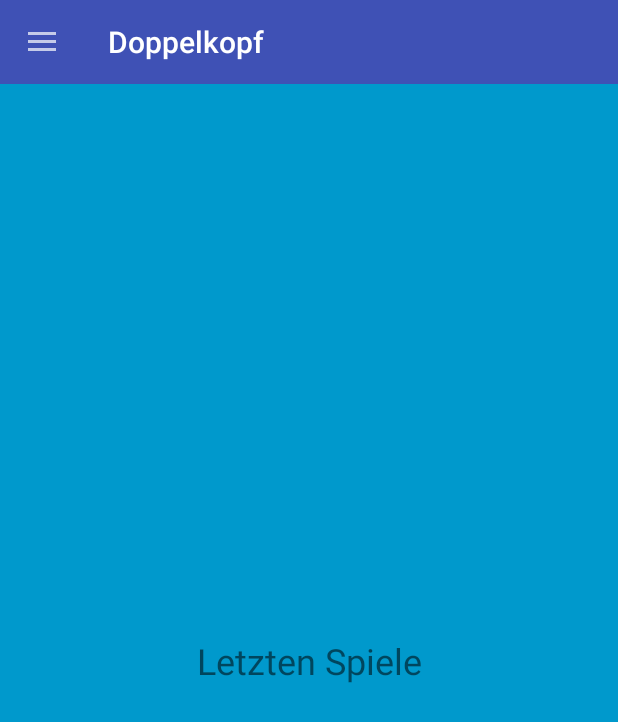
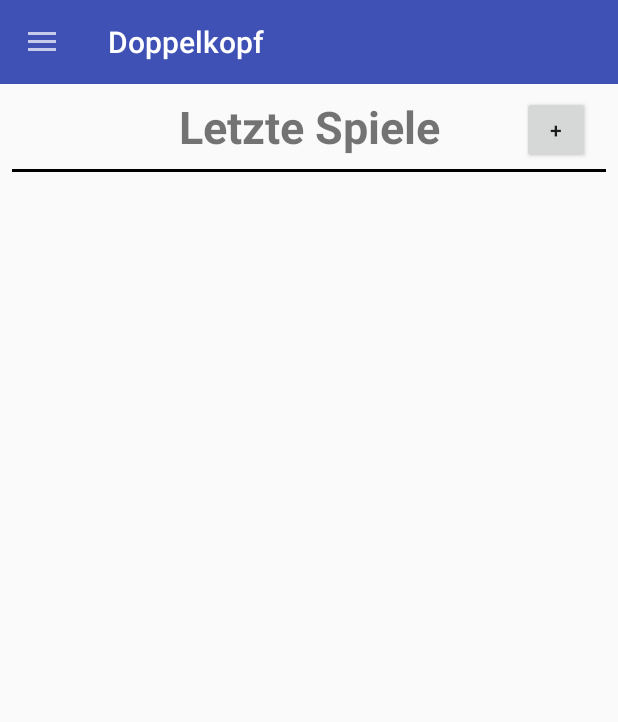
Before and after one commit to fabianshensel/Wusolo, an Android app: the screen it shows after launch (MainActivity), in the side drawer, after a tap on "Letzten Spiele", on a phone screen of 412 x 824 dp. Shown: the top 722 px of the screen. Run offline under Robolectric (Android 15) with nearby library versions, the phone set to English and light mode, and no system bars.

Commit message:
Es können Spiele angelegt werden diese werden auch persistent in JSON gespeichert

```diff
--- a/app/src/main/java/com/example/fabia/doppelkopfnew/AddPlayerActivity.java
+++ b/app/src/main/java/com/example/fabia/doppelkopfnew/AddPlayerActivity.java
@@ -103,11 +103,11 @@ public class AddPlayerActivity extends AppCompatActivity {
             public void onClick(View view) {
                 String name = nameText.getText().toString();
                 if(name.isEmpty()){
-                    Toast.makeText(AddPlayerActivity.this, "You need to specify a Name!",Toast.LENGTH_LONG).show();
+                    Toast.makeText(AddPlayerActivity.this, "Bitte Namen eingaben",Toast.LENGTH_LONG).show();
                     return;
                 }
                 if(playerController.isInList(name)){
-                    Toast.makeText(AddPlayerActivity.this, "Player already exist, choose a different Name!",Toast.LENGTH_LONG).show();
+                    Toast.makeText(AddPlayerActivity.this, "Es gibt bereits einen Spieler mit diesem Namen",Toast.LENGTH_LONG).show();
                     return;
                 }
 
--- a/app/src/main/java/com/example/fabia/doppelkopfnew/MainActivity.java
+++ b/app/src/main/java/com/example/fabia/doppelkopfnew/MainActivity.java
@@ -74,10 +74,10 @@ public class MainActivity extends AppCompatActivity {
             case R.id.nav_profiles:
                 //Fragment init und per Manager laden
                 PlayersFragment pFrag = new PlayersFragment();
+                pFrag.setContext(this);
                 getSupportFragmentManager().beginTransaction().replace(R.id.myFrameLayout,pFrag).commit();
                 //Damit es schön aussieht den MenuDrawer schließen
                 mDrawerLayout.closeDrawers();
-                pFrag.setContext(this);
                 break;
 
             case R.id.nav_lastgame:
@@ -86,7 +86,9 @@ public class MainActivity extends AppCompatActivity {
                 break;
 
             case R.id.nav_games_history:
-                getSupportFragmentManager().beginTransaction().replace(R.id.myFrameLayout,new GameListFragment()).commit();
+                GameListFragment gameFrag = new GameListFragment();
+                gameFrag.setContext(this);
+                getSupportFragmentManager().beginTransaction().replace(R.id.myFrameLayout,gameFrag).commit();
                 mDrawerLayout.closeDrawers();
                 break;
 
--- a/app/src/main/java/com/example/fabia/doppelkopfnew/Player.java
+++ b/app/src/main/java/com/example/fabia/doppelkopfnew/Player.java
@@ -11,6 +11,12 @@ public class Player implements Parcelable {
     private PlayerStats stats;
     private String imagepath;
 
+
+    //benötigt um bei SpielerAuswahl im Spinner bei Gameerstellung den Namen anzuuzeigen
+    @Override
+    public String toString() {
+        return this.name;
+    }
 
     public Player(String name, String comment, Image image, PlayerStats stats, String imagepath) {
         this.name = name;
--- a/app/src/main/java/com/example/fabia/doppelkopfnew/myFragments/GameListFragment.java
+++ b/app/src/main/java/com/example/fabia/doppelkopfnew/myFragments/GameListFragment.java
@@ -1,5 +1,7 @@
 package com.example.fabia.doppelkopfnew.myFragments;
 
+import android.content.Context;
+import android.content.Intent;
 import android.os.Bundle;
 import android.support.annotation.NonNull;
 import android.support.annotation.Nullable;
@@ -7,13 +9,66 @@ import android.support.v4.app.Fragment;
 import android.view.LayoutInflater;
 import android.view.View;
 import android.view.ViewGroup;
+import android.widget.Button;
+import android.widget.LinearLayout;
 
+import com.example.fabia.doppelkopfnew.AddGameActivity;
+import com.example.fabia.doppelkopfnew.Game;
+import com.example.fabia.doppelkopfnew.GameController;
 import com.example.fabia.doppelkopfnew.R;
 
+import java.util.ArrayList;
+
 public class GameListFragment extends Fragment {
+    private GameController gameController;
+    private LinearLayout linearLayout;
+    private Context c;
+
+    public void setContext(Context c) {
+        this.c = c;
+    }
+
     @Nullable
     @Override
     public View onCreateView(@NonNull LayoutInflater inflater, @Nullable ViewGroup container, @Nullable Bundle savedInstanceState) {
-        return inflater.inflate(R.layout.fragment_gamelist,container,false);
+        View v = inflater.inflate(R.layout.fragment_gamelist,container,false);
+
+        linearLayout = v.findViewById(R.id.gameListLinearLayout);
+        Button addbtn = v.findViewById(R.id.addGameButton);
+
+        //Config AddButton to start new Activity
+        addbtn.setOnClickListener(new View.OnClickListener() {
+            @Override
+            public void onClick(View view) {
+                startActivity(new Intent(c, AddGameActivity.class));
+            }
+        });
+
+        return v;
+    }
+
+    private void displayGames(){
+        for(int i = 0 ; i < gameController.getGameList().size(); i++){
+            Button b = new Button(c);
+            b.setText(gameController.getGameList().get(i).getName());
+            linearLayout.addView(b);
+        }
+    }
+
+    @Override
+    public void onStart() {
+        super.onStart();
+        gameController = new GameController(new ArrayList<Game>());
+        gameController.readFromJSON(c);
+        linearLayout.removeAllViews();
+        displayGames();
+    }
+
+    @Override
+    public void onResume() {
+        super.onResume();
+        gameController.readFromJSON(c);
+        linearLayout.removeAllViews();
+        displayGames();
     }
 }
--- a/app/src/main/res/layout/fragment_gamelist.xml
+++ b/app/src/main/res/layout/fragment_gamelist.xml
@@ -4,23 +4,63 @@
     xmlns:app="http://schemas.android.com/apk/res-auto"
     xmlns:tools="http://schemas.android.com/tools"
     android:layout_width="match_parent"
-    android:layout_height="match_parent"
-    android:background="@android:color/holo_blue_dark">
+    android:layout_height="match_parent">
+
+    <View
+        android:id="@+id/view"
+        android:layout_width="0dp"
+        android:layout_height="2dp"
+        android:layout_marginEnd="8dp"
+        android:layout_marginStart="8dp"
+        android:layout_marginTop="8dp"
+        android:background="#000000"
+        app:layout_constraintEnd_toEndOf="parent"
+        app:layout_constraintHorizontal_bias="0.0"
+        app:layout_constraintStart_toStartOf="parent"
+        app:layout_constraintTop_toBottomOf="@+id/textView3" />
 
     <TextView
+        android:id="@+id/textView3"
         android:layout_width="wrap_content"
         android:layout_height="wrap_content"
-        android:layout_marginBottom="8dp"
         android:layout_marginEnd="8dp"
-        android:layout_marginLeft="8dp"
-        android:layout_marginRight="8dp"
         android:layout_marginStart="8dp"
         android:layout_marginTop="8dp"
-        android:text="Letzten Spiele"
-        android:textSize="24sp"
-        app:layout_constraintBottom_toBottomOf="parent"
+        android:text="Letzte Spiele"
+        android:textSize="30sp"
+        android:textStyle="bold"
         app:layout_constraintEnd_toEndOf="parent"
         app:layout_constraintStart_toStartOf="parent"
         app:layout_constraintTop_toTopOf="parent" />
 
+    <Button
+        android:id="@+id/addGameButton"
+        android:layout_width="45dp"
+        android:layout_height="45dp"
+        android:layout_marginEnd="8dp"
+        android:layout_marginStart="8dp"
+        android:layout_marginTop="8dp"
+        android:text="+"
+        app:layout_constraintEnd_toEndOf="parent"
+        app:layout_constraintHorizontal_bias="0.809"
+        app:layout_constraintStart_toEndOf="@+id/textView3"
+        app:layout_constraintTop_toTopOf="parent" />
+
+    <ScrollView
+        android:id="@+id/scrollView2"
+        android:layout_width="0dp"
+        android:layout_height="0dp"
+        android:layout_marginTop="8dp"
+        app:layout_constraintBottom_toBottomOf="parent"
+        app:layout_constraintEnd_toEndOf="parent"
+        app:layout_constraintStart_toStartOf="parent"
+        app:layout_constraintTop_toBottomOf="@+id/view">
+
+        <LinearLayout
+            android:id="@+id/gameListLinearLayout"
+            android:layout_width="match_parent"
+            android:layout_height="wrap_content"
+            android:orientation="vertical" />
+    </ScrollView>
+
 </android.support.constraint.ConstraintLayout>
--- a/app/src/main/res/layout/fragment_players.xml
+++ b/app/src/main/res/layout/fragment_players.xml
@@ -56,7 +56,7 @@
         app:layout_constraintEnd_toEndOf="parent"
         app:layout_constraintHorizontal_bias="0.0"
         app:layout_constraintStart_toStartOf="parent"
-        app:layout_constraintTop_toBottomOf="@+id/textView">
+        app:layout_constraintTop_toBottomOf="@+id/view">
 
         <LinearLayout
             android:id="@+id/playerListLinearLayout"
@@ -67,7 +67,7 @@
             app:layout_constraintBottom_toBottomOf="parent"
             app:layout_constraintTop_toBottomOf="@+id/textView"
             app:layout_constraintVertical_bias="0.0"
-            tools:layout_editor_absoluteX="16dp"></LinearLayout>
+            tools:layout_editor_absoluteX="16dp" />
     </ScrollView>
 
 </android.support.constraint.ConstraintLayout>
```
Also changed, not shown: app/src/main/AndroidManifest.xml (+19 -11 lines), app/src/main/java/com/example/fabia/doppelkopfnew/AddGameActivity.java (added, +133 -0 lines), app/src/main/java/com/example/fabia/doppelkopfnew/Game.java (added, +71 -0 lines), app/src/main/java/com/example/fabia/doppelkopfnew/GameController.java (added, +133 -0 lines), app/src/main/java/com/example/fabia/doppelkopfnew/PlayerController.java (+15 -0 lines), app/src/main/java/com/example/fabia/doppelkopfnew/RoundStats.java (added, +13 -0 lines), app/src/main/java/com/example/fabia/doppelkopfnew/myFragments/LastGameFragment.java (+11 -1 lines), app/src/main/res/layout/activity_add_game.xml (added, +169 -0 lines).
